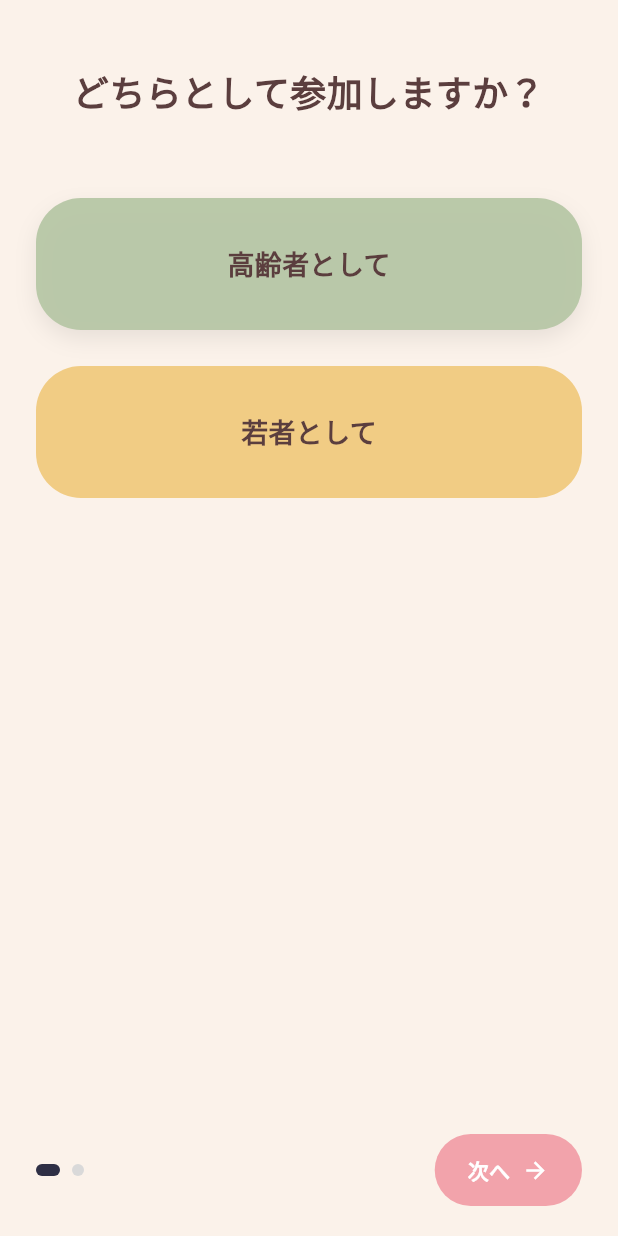
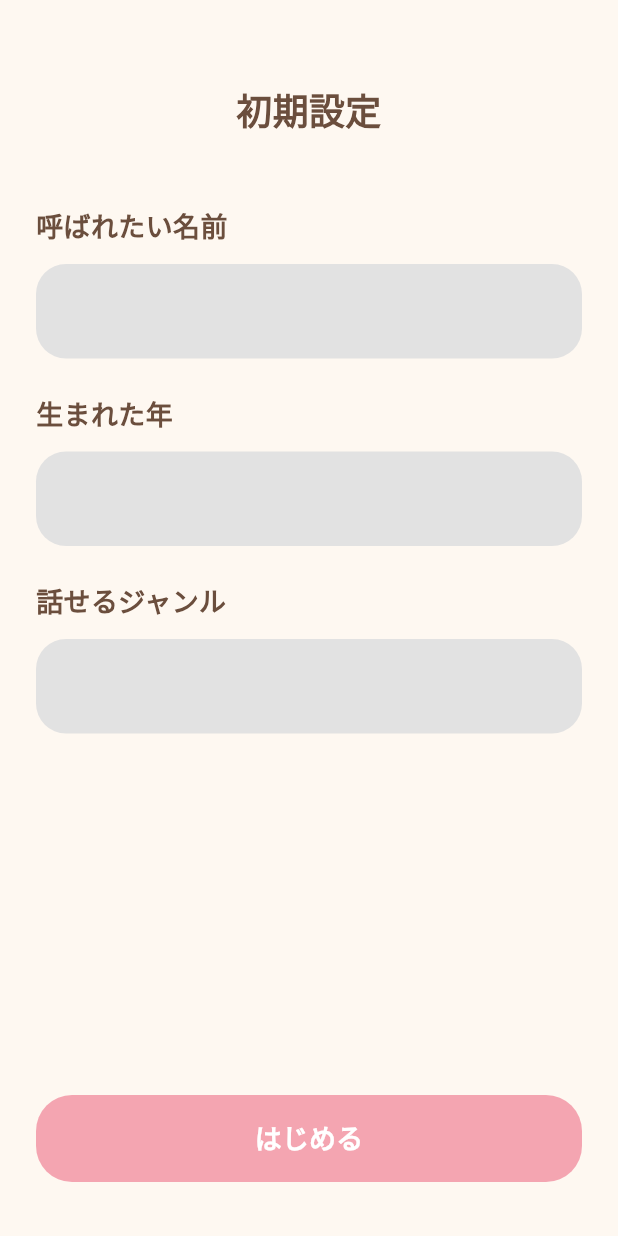
Before and after one commit to mun-o2/hack1, a Flutter app: the RoleSelectScreen screen opened by its route, after a tap on "高齢者として", on a phone screen of 412 x 824 dp. Run offline on Flutter 3.47's test engine with Material 3 defaults, Android fonts, the phone set to English and light mode, and no system bars; our stand-ins replace firebase_core, flutter_riverpod, go_router; accounts and stored records are empty; Roboto replaces fonts that are missing (ZenMaruGothic).

Commit message:
initial setting

```diff
--- a/lib/app/router.dart
+++ b/lib/app/router.dart
@@ -1,4 +1,5 @@
 import 'package:go_router/go_router.dart';
+import 'package:hack1/features/onboarding/initial_setting_screen.dart';
 import 'package:hack1/features/onboarding/onboarding_screen.dart';
 import 'package:hack1/features/onboarding/role_select_screen.dart';
 import 'package:hack1/features/splash/splash_screen.dart';
@@ -26,6 +27,14 @@ final GoRouter router = GoRouter(
     GoRoute(
       path: '/role',
       builder: (context, state) => const RoleSelectScreen(),
+    ),
+    GoRoute(
+      path: '/initial/student',
+      builder: (context, state) => const InitialSettingScreen(isSenior: false),
+    ),
+    GoRoute(
+      path: '/initial/senior',
+      builder: (context, state) => const InitialSettingScreen(isSenior: true),
     ),
     GoRoute(
       path: '/student',
--- /dev/null
+++ b/lib/features/onboarding/initial_setting_screen.dart
@@ -0,0 +1,131 @@
+import 'package:flutter/material.dart';
+import 'package:go_router/go_router.dart';
+import 'package:hack1/features/materials.dart';
+
+class InitialSettingScreen extends StatefulWidget {
+  final bool isSenior;
+
+  const InitialSettingScreen({super.key, required this.isSenior});
+
+  @override
+  State<InitialSettingScreen> createState() => _InitialSettingScreenState();
+}
+
+class _InitialSettingScreenState extends State<InitialSettingScreen> {
+  final TextEditingController _nameController = TextEditingController();
+  final TextEditingController _birthController = TextEditingController();
+  final TextEditingController _genreController = TextEditingController();
+
+  @override
+  void dispose() {
+    _nameController.dispose();
+    _birthController.dispose();
+    _genreController.dispose();
+    super.dispose();
+  }
+
+  String get _birthLabel => widget.isSenior ? '生まれた年' : '生年月日';
+  String get _genreLabel => widget.isSenior ? '話せるジャンル' : '聞きたいジャンル';
+
+  @override
+  Widget build(BuildContext context) {
+    return Scaffold(
+      backgroundColor: AppColors.backgroundBeige,
+      body: SafeArea(
+        child: Padding(
+          padding: const EdgeInsets.symmetric(horizontal: 24, vertical: 20),
+          child: Column(
+            crossAxisAlignment: CrossAxisAlignment.stretch,
+            children: [
+              const SizedBox(height: 36),
+              const Text(
+                '初期設定',
+                textAlign: TextAlign.center,
+                style: TextStyle(
+                  color: AppColors.mainBrown,
+                  fontSize: 24,
+                  fontWeight: FontWeight.w700,
+                ),
+              ),
+              const SizedBox(height: 48),
+              _buildLabel('呼ばれたい名前'),
+              const SizedBox(height: 12),
+              _buildTextField(_nameController, hintText: ''),
+              const SizedBox(height: 24),
+              _buildLabel(_birthLabel),
+              const SizedBox(height: 12),
+              _buildTextField(_birthController, hintText: ''),
+              const SizedBox(height: 24),
+              _buildLabel(_genreLabel),
+              const SizedBox(height: 12),
+              _buildTextField(_genreController, hintText: ''),
+              const Spacer(),
+              Padding(
+                padding: const EdgeInsets.only(bottom: 16),
+                child: ElevatedButton(
+                  onPressed: () {
+                    if (widget.isSenior) {
+                      context.go('/senior');
+                    } else {
+                      context.go('/student');
+                    }
+                  },
+                  style: ElevatedButton.styleFrom(
+                    backgroundColor: const Color(0xFFF4A5B1),
+                    shape: RoundedRectangleBorder(
+                      borderRadius: BorderRadius.circular(24),
+                    ),
+                    padding: const EdgeInsets.symmetric(vertical: 16),
+                    elevation: 0,
+                  ),
+                  child: const Text(
+                    'はじめる',
+                    style: TextStyle(
+                      color: Colors.white,
+                      fontSize: 18,
+                      fontWeight: FontWeight.w700,
+                    ),
+                  ),
+                ),
+              ),
+            ],
+          ),
+        ),
+      ),
+    );
+  }
+
+  Widget _buildLabel(String text) {
+    return Text(
+      text,
+      style: const TextStyle(
+        color: AppColors.mainBrown,
+        fontSize: 18,
+        fontWeight: FontWeight.w600,
+      ),
+    );
+  }
+
+  Widget _buildTextField(
+    TextEditingController controller, {
+    required String hintText,
+  }) {
+    return TextField(
+      controller: controller,
+      decoration: InputDecoration(
+        hintText: hintText,
+        filled: true,
+        fillColor: const Color(0xFFE2E2E2),
+        contentPadding: const EdgeInsets.symmetric(
+          horizontal: 20,
+          vertical: 18,
+        ),
+        border: OutlineInputBorder(
+          borderRadius: BorderRadius.circular(20),
+          borderSide: BorderSide.none,
+        ),
+      ),
+      style: const TextStyle(color: AppColors.mainBrown, fontSize: 18),
+    );
+  }
+}
--- a/lib/features/onboarding/role_select_screen.dart
+++ b/lib/features/onboarding/role_select_screen.dart
@@ -9,22 +9,6 @@ class RoleSelectScreen extends StatefulWidget {
 }
 
 class _RoleSelectScreenState extends State<RoleSelectScreen> {
-  String? _selectedRole;
-
-  void _selectRole(String role) {
-    setState(() {
-      _selectedRole = role;
-    });
-  }
-
-  void _onNext() {
-    if (_selectedRole == 'senior') {
-      context.go('/senior');
-    } else if (_selectedRole == 'student') {
-      context.go('/student');
-    }
-  }
-
   @override
   Widget build(BuildContext context) {
     return Scaffold(
@@ -48,74 +32,15 @@ class _RoleSelectScreenState extends State<RoleSelectScreen> {
               _buildRoleButton(
                 label: '高齢者として',
                 backgroundColor: const Color(0xFFB7C7A6),
-                selected: _selectedRole == 'senior',
-                onTap: () => _selectRole('senior'),
+                onTap: () => context.go('/initial/senior'),
               ),
               const SizedBox(height: 24),
               _buildRoleButton(
                 label: '若者として',
                 backgroundColor: const Color(0xFFF1CC84),
-                selected: _selectedRole == 'student',
-                onTap: () => _selectRole('student'),
+                onTap: () => context.go('/initial/student'),
               ),
-              const Spacer(),
-              Row(
-                mainAxisAlignment: MainAxisAlignment.spaceBetween,
-                children: [
-                  Row(
-                    children: [
-                      Container(
-                        width: 16,
-                        height: 8,
-                        decoration: BoxDecoration(
-                          color: const Color(0xFF2E2F45),
-                          borderRadius: BorderRadius.circular(8),
-                        ),
-                      ),
-                      const SizedBox(width: 8),
-                      Container(
-                        width: 8,
-                        height: 8,
-                        decoration: BoxDecoration(
-                          color: const Color(0xFFD9D9D9),
-                          borderRadius: BorderRadius.circular(8),
-                        ),
-                      ),
-                    ],
-                  ),
-                  ElevatedButton(
-                    onPressed: _selectedRole == null ? null : _onNext,
-                    style: ElevatedButton.styleFrom(
-                      backgroundColor: const Color(0xFFF2A3AB),
-                      disabledBackgroundColor: const Color(0xFFE9C2C8),
-                      shape: const StadiumBorder(),
-                      padding: const EdgeInsets.symmetric(
-                        horizontal: 22,
-                        vertical: 14,
-                      ),
-                      elevation: 0,
-                    ),
-                    child: const Row(
-                      mainAxisSize: MainAxisSize.min,
-                      children: [
-                        Text(
-                          '次へ',
-                          style: TextStyle(
-                            color: Colors.white,
-                            fontWeight: FontWeight.w700,
-                          ),
-                        ),
-                        SizedBox(width: 8),
-                        Icon(
-                          Icons.arrow_forward,
-                          color: Colors.white,
-                          size: 18,
-                        ),
-                      ],
-                    ),
-                  ),
-                ],
-              ),
+              const SizedBox(height: 24),
             ],
           ),
         ),
@@ -126,27 +51,16 @@ class _RoleSelectScreenState extends State<RoleSelectScreen> {
   Widget _buildRoleButton({
     required String label,
     required Color backgroundColor,
-    required bool selected,
     required VoidCallback onTap,
   }) {
     return GestureDetector(
       onTap: onTap,
-      child: AnimatedContainer(
-        duration: const Duration(milliseconds: 200),
+      child: Container(
         width: double.infinity,
         height: 88,
         decoration: BoxDecoration(
-          color: selected ? backgroundColor.withOpacity(0.95) : backgroundColor,
+          color: backgroundColor,
           borderRadius: BorderRadius.circular(30),
-          boxShadow: selected
-              ? [
-                  BoxShadow(
-                    color: Colors.black.withOpacity(0.08),
-                    blurRadius: 12,
-                    offset: const Offset(0, 6),
-                  ),
-                ]
-              : null,
         ),
         child: Center(
           child: Text(
```
